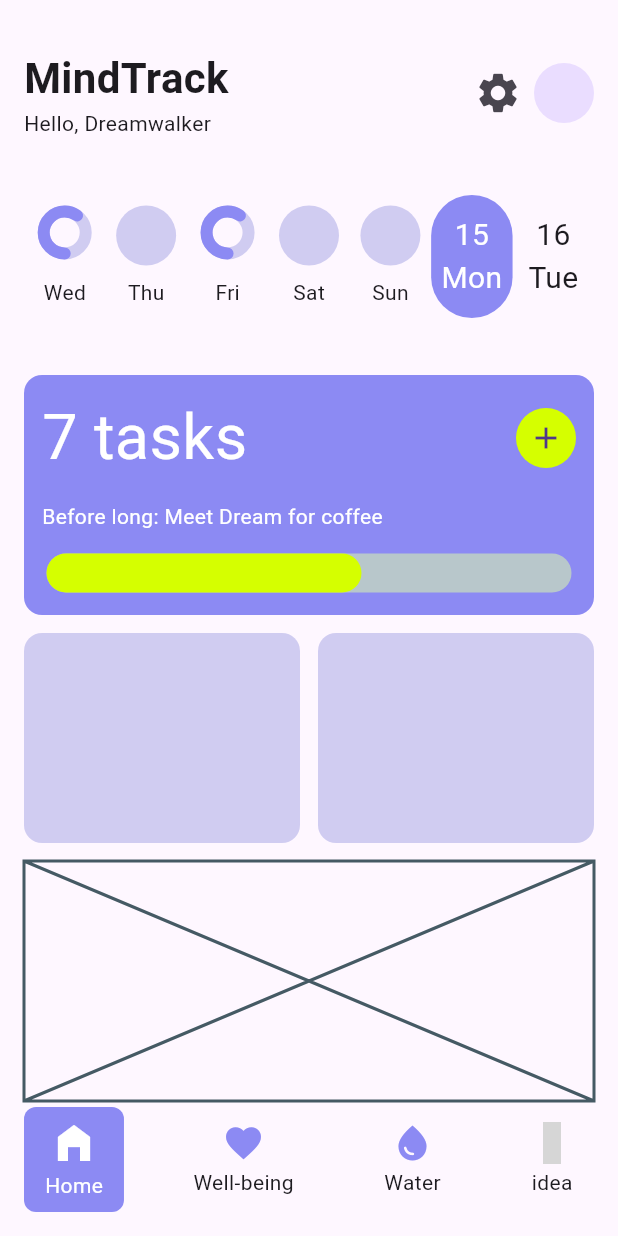
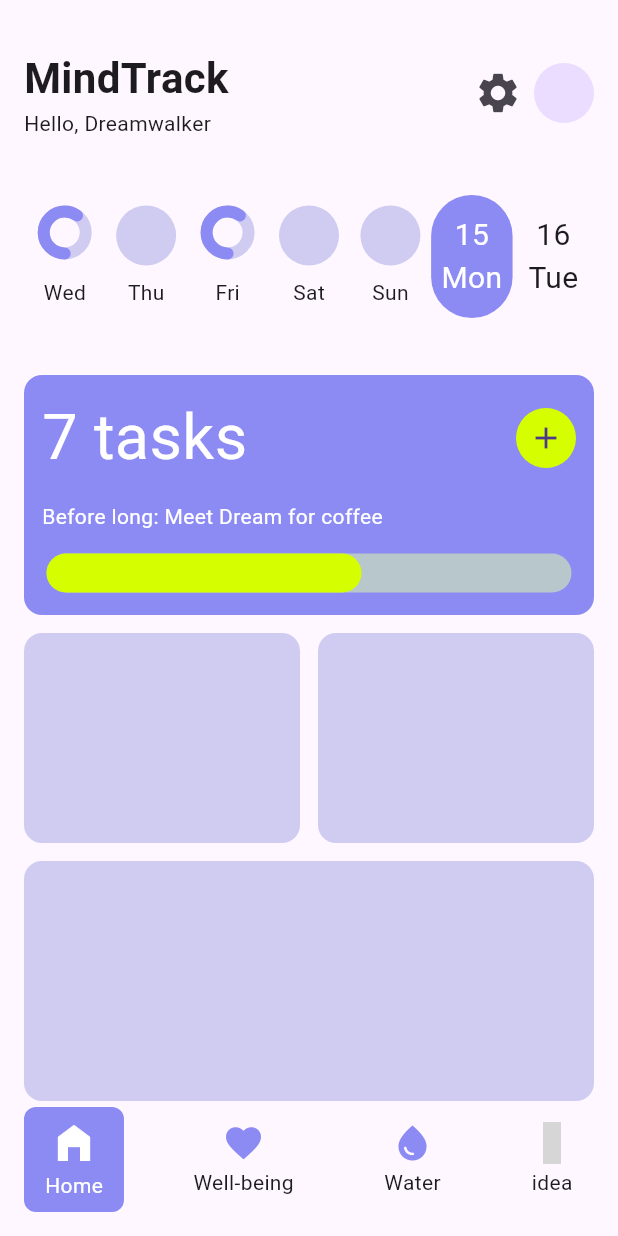
Before and after one commit to JAICHANGPARK/flutter_notebook_chapter_43, a Flutter app: the HabitJournalMainScreen screen opened directly, on a phone screen of 412 x 824 dp. Run offline on Flutter 3.47's test engine with Material 3 defaults, Android fonts, the phone set to English and light mode, and no system bars; drawn by our look-alikes of percent_indicator; our stand-ins replace gap, hugeicons; grey boxes are pictures that could not be loaded.

Commit message:
Update habit_journal_home_screen.dart

```diff
--- a/lib/ep2173_habit_journal_app/ui/home/habit_journal_home_screen.dart
+++ b/lib/ep2173_habit_journal_app/ui/home/habit_journal_home_screen.dart
@@ -316,7 +316,11 @@ class _HabitJournalHomeScreenState extends State<HabitJournalHomeScreen> {
             Gap(12),
             Container(
               height: 160,
-              child: Placeholder(),
+              decoration: BoxDecoration(
+                color:  Color.fromRGBO(208, 204, 241, 1),
+                borderRadius: BorderRadius.circular(12),
+              ),
+
             ),
           ],
         ),
```
